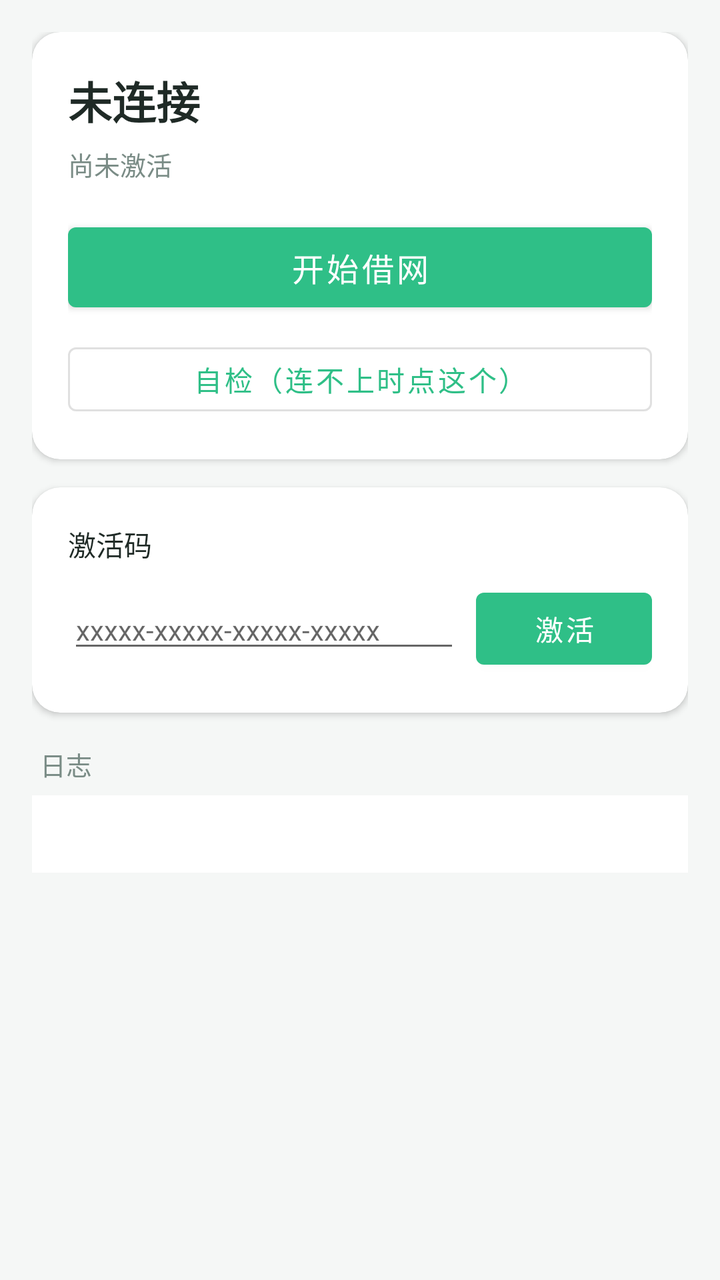
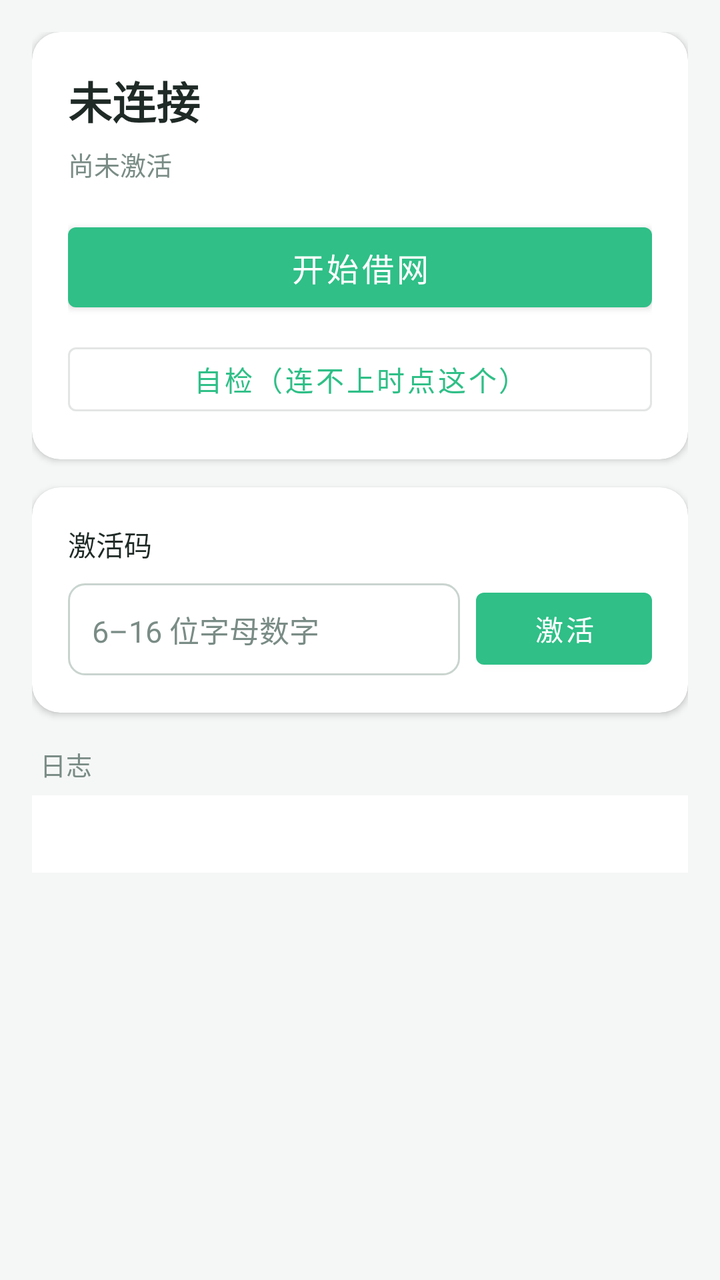

Two renders of the same Android screen: before a commit and after it. Below are the layout's source before the change and the commit's diff.
<!-- AndroidManifest.xml: application theme Theme.Ferry -->
<!-- res/layout/activity_main.xml -->
<?xml version="1.0" encoding="utf-8"?>
<androidx.constraintlayout.widget.ConstraintLayout xmlns:android="http://schemas.android.com/apk/res/android"
    xmlns:app="http://schemas.android.com/apk/res-auto"
    android:layout_width="match_parent"
    android:layout_height="match_parent"
    android:background="@color/ferry_bg"
    android:padding="16dp">

    
    <com.google.android.material.card.MaterialCardView
        android:id="@+id/cardState"
        android:layout_width="0dp"
        android:layout_height="wrap_content"
        app:cardBackgroundColor="@color/ferry_card"
        app:cardCornerRadius="14dp"
        app:cardElevation="2dp"
        app:layout_constraintEnd_toEndOf="parent"
        app:layout_constraintStart_toStartOf="parent"
        app:layout_constraintTop_toTopOf="parent">

        <LinearLayout
            android:layout_width="match_parent"
            android:layout_height="wrap_content"
            android:orientation="vertical"
            android:padding="18dp">

            <TextView
                android:id="@+id/txtState"
                android:layout_width="match_parent"
                android:layout_height="wrap_content"
                android:text="@string/state_off"
                android:textColor="@color/ferry_text"
                android:textSize="22sp"
                android:textStyle="bold" />

            <TextView
                android:id="@+id/txtDetail"
                android:layout_width="match_parent"
                android:layout_height="wrap_content"
                android:layout_marginTop="6dp"
                android:textColor="@color/ferry_text_muted"
                android:textSize="13sp"
                android:text="尚未激活" />

            <com.google.android.material.button.MaterialButton
                android:id="@+id/btnToggle"
                android:layout_width="match_parent"
                android:layout_height="52dp"
                android:layout_marginTop="16dp"
                android:text="@string/btn_start"
                android:textSize="16sp"
                app:backgroundTint="@color/ferry_accent" />

            <com.google.android.material.button.MaterialButton
                android:id="@+id/btnSelfCheck"
                style="@style/Widget.MaterialComponents.Button.OutlinedButton"
                android:layout_width="match_parent"
                android:layout_height="44dp"
                android:layout_marginTop="8dp"
                android:text="@string/btn_selfcheck"
                android:textSize="14sp" />
        </LinearLayout>
    </com.google.android.material.card.MaterialCardView>

    
    <com.google.android.material.card.MaterialCardView
        android:id="@+id/cardActivate"
        android:layout_width="0dp"
        android:layout_height="wrap_content"
        android:layout_marginTop="14dp"
        app:cardBackgroundColor="@color/ferry_card"
        app:cardCornerRadius="14dp"
        app:cardElevation="2dp"
        app:layout_constraintEnd_toEndOf="parent"
        app:layout_constraintStart_toStartOf="parent"
        app:layout_constraintTop_toBottomOf="@id/cardState">

        <LinearLayout
            android:layout_width="match_parent"
            android:layout_height="wrap_content"
            android:orientation="vertical"
            android:padding="18dp">

            <TextView
                android:layout_width="match_parent"
                android:layout_height="wrap_content"
                android:text="@string/label_code"
                android:textColor="@color/ferry_text"
                android:textSize="14sp" />

            <LinearLayout
                android:layout_width="match_parent"
                android:layout_height="wrap_content"
                android:layout_marginTop="8dp"
                android:orientation="horizontal">

                <EditText
                    android:id="@+id/txtCode"
                    android:layout_width="0dp"
                    android:layout_height="wrap_content"
                    android:layout_weight="1"
                    android:hint="xxxxx-xxxxx-xxxxx-xxxxx"
                    android:inputType="text"
                    android:textSize="14sp" />

                <com.google.android.material.button.MaterialButton
                    android:id="@+id/btnActivate"
                    android:layout_width="wrap_content"
                    android:layout_height="wrap_content"
                    android:layout_marginStart="8dp"
                    android:text="@string/btn_activate"
                    app:backgroundTint="@color/ferry_accent" />
            </LinearLayout>
        </LinearLayout>
    </com.google.android.material.card.MaterialCardView>

    
    <TextView
        android:id="@+id/txtLogTitle"
        android:layout_width="wrap_content"
        android:layout_height="wrap_content"
        android:layout_marginStart="4dp"
        android:layout_marginTop="16dp"
        android:text="@string/label_log"
        android:textColor="@color/ferry_text_muted"
        android:textSize="13sp"
        app:layout_constraintStart_toStartOf="parent"
        app:layout_constraintTop_toBottomOf="@id/cardActivate" />

    <ScrollView
        android:id="@+id/scrollLog"
        android:layout_width="0dp"
        android:layout_height="0dp"
        android:layout_marginTop="6dp"
        app:layout_constraintBottom_toBottomOf="parent"
        app:layout_constraintEnd_toEndOf="parent"
        app:layout_constraintStart_toStartOf="parent"
        app:layout_constraintTop_toBottomOf="@id/txtLogTitle">

        <TextView
            android:id="@+id/txtLog"
            android:layout_width="match_parent"
            android:layout_height="wrap_content"
            android:background="@color/ferry_card"
            android:fontFamily="monospace"
            android:padding="12dp"
            android:textColor="@color/ferry_text"
            android:textIsSelectable="true"
            android:textSize="11sp" />
    </ScrollView>

</androidx.constraintlayout.widget.ConstraintLayout>
<!-- resources referenced by this layout -->
<resources>
  <color name="ferry_accent">#2FBF87</color>
  <color name="ferry_bg">#F5F7F6</color>
  <color name="ferry_card">#FFFFFF</color>
  <color name="ferry_text">#1F2A26</color>
  <color name="ferry_text_muted">#7A8C86</color>
  <string name="btn_activate">激活</string>
  <string name="btn_selfcheck">自检（连不上时点这个）</string>
  <string name="btn_start">开始借网</string>
  <string name="label_code">激活码</string>
  <string name="label_log">日志</string>
  <string name="state_off">未连接</string>
  <style name="Theme.Ferry" parent="Theme.MaterialComponents.DayNight.NoActionBar">
          <item name="colorPrimary">@color/ferry_accent</item>
          <item name="colorPrimaryDark">@color/ferry_accent_dark</item>
          <item name="colorAccent">@color/ferry_accent</item>
          <item name="android:windowBackground">@color/ferry_bg</item>
          <item name="android:statusBarColor">@color/ferry_accent_dark</item>
      </style>
  <color name="ferry_accent_dark">#1E9E6C</color>
</resources>

<!-- the commit's change to res/layout/activity_main.xml (unified diff, before → after) -->
@@ -94,14 +94,24 @@
                 android:layout_marginTop="8dp"
                 android:orientation="horizontal">
 
+                
                 <EditText
                     android:id="@+id/txtCode"
                     android:layout_width="0dp"
-                    android:layout_height="wrap_content"
+                    android:layout_height="46dp"
                     android:layout_weight="1"
-                    android:hint="xxxxx-xxxxx-xxxxx-xxxxx"
-                    android:inputType="text"
-                    android:textSize="14sp" />
+                    android:background="@drawable/bg_input"
+                    android:gravity="center_vertical"
+                    android:hint="@string/hint_code"
+                    android:importantForAutofill="no"
+                    android:inputType="textCapCharacters|textNoSuggestions"
+                    android:maxLength="16"
+                    android:paddingStart="12dp"
+                    android:paddingEnd="12dp"
+                    android:singleLine="true"
+                    android:textColor="@color/ferry_text"
+                    android:textColorHint="@color/ferry_text_muted"
+                    android:textSize="15sp" />
 
                 <com.google.android.material.button.MaterialButton
                     android:id="@+id/btnActivate"
<!-- resource entries referenced after the edit -->
@@ -5,18 +5,34 @@
   <color name="ferry_card">#FFFFFF</color>
   <color name="ferry_text">#1F2A26</color>
   <color name="ferry_text_muted">#7A8C86</color>
+  <!-- drawable bg_input (drawable) -->
+  <?xml version="1.0" encoding="utf-8"?>
+  <shape xmlns:android="http://schemas.android.com/apk/res/android"
+      android:shape="rectangle">
+      <solid android:color="#FFFFFF" />
+      <stroke
+          android:width="1dp"
+          android:color="#C9D4CF" />
+      <corners android:radius="8dp" />
+  </shape>
   <string name="btn_activate">激活</string>
   <string name="btn_selfcheck">自检（连不上时点这个）</string>
   <string name="btn_start">开始借网</string>
+  <string name="hint_code">6–16 位字母数字</string>
   <string name="label_code">激活码</string>
   <string name="label_log">日志</string>
   <string name="state_off">未连接</string>
-  <style name="Theme.Ferry" parent="Theme.MaterialComponents.DayNight.NoActionBar">
+  <style name="Theme.Ferry" parent="Theme.MaterialComponents.Light.NoActionBar">
           <item name="colorPrimary">@color/ferry_accent</item>
           <item name="colorPrimaryDark">@color/ferry_accent_dark</item>
           <item name="colorAccent">@color/ferry_accent</item>
+          <item name="colorOnPrimary">#FFFFFF</item>
+          <item name="colorSurface">@color/ferry_card</item>
+          <item name="colorOnSurface">@color/ferry_text</item>
           <item name="android:windowBackground">@color/ferry_bg</item>
           <item name="android:statusBarColor">@color/ferry_accent_dark</item>
+          <item name="android:textColorPrimary">@color/ferry_text</item>
+          <item name="android:textColorSecondary">@color/ferry_text_muted</item>
       </style>
   <color name="ferry_accent_dark">#1E9E6C</color>
 </resources>
